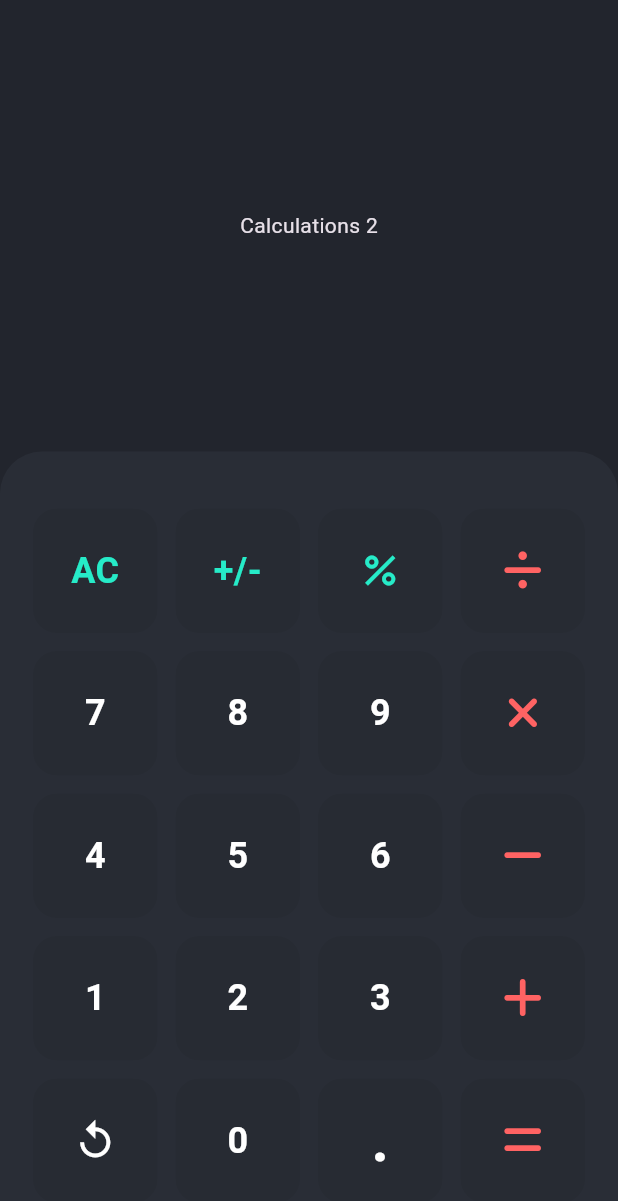
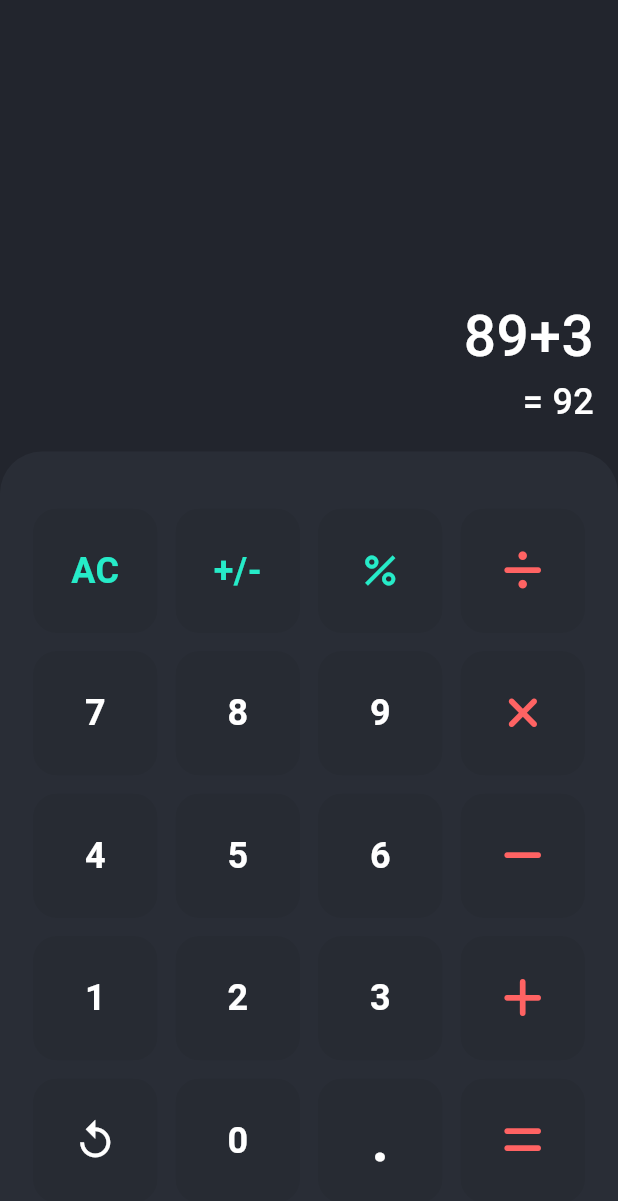
Before and after one commit to enix403/flutter-calculator, a Flutter app: the screen it shows after launch, after a tap on "AC", on a phone screen of 412 x 824 dp. Shown: the top 1201 px of the screen. Run offline on Flutter 3.47's test engine with Material 2 defaults, Android fonts, the phone set to English and light mode, and no system bars; our stand-ins replace font_awesome_flutter.

```diff
--- /dev/null
+++ b/lib/calculater_model.dart
@@ -0,0 +1,95 @@
+import 'dart:collection';
+
+import 'package:flutter/material.dart';
+//import 'package:provider/provider.dart';
+
+class CalculatorModel extends ChangeNotifier {
+  final List<Token> _tokens = [];
+
+  UnmodifiableListView<Token> get tokens => UnmodifiableListView(_tokens);
+
+  void onDigit(int value) {
+    print("CalculatorModel::onDigit(${value})");
+    var tail = _tokens.lastOrNull;
+
+    if (tail == null || tail is OperatorToken) {
+      _tokens.add(IncompleteValueToken(value));
+    } else {
+      var incomplete = tail as IncompleteValueToken;
+      incomplete.append(value);
+    }
+
+    this.notifyListeners();
+  }
+
+  void onOperator(Operator op) {
+    print("CalculatorModel::onOperator(${op.symbol})");
+    if (_tokens.length == 0)
+      // An expression cannot start with an operator.
+      return;
+
+    if (_tokens.last is OperatorToken) {
+      // Replace the existing operator with this
+      _tokens.last = OperatorToken(op);
+    } else if (_tokens.last is IncompleteValueToken) {
+      _tokens.last =
+          ValueToken((_tokens.last as IncompleteValueToken).toCompleteValue());
+      _tokens.add(OperatorToken(op));
+    } else {
+      return;
+    }
+
+    this.notifyListeners();
+  }
+
+  void reset() {
+    print("CalculatorModel::reset()");
+    _tokens.clear();
+    this.notifyListeners();
+  }
+}
+
+abstract class Token {
+  Key makeKey() => ObjectKey(this);
+}
+
+class ValueToken extends Token {
+  final int value;
+
+  ValueToken(this.value);
+}
+
+class Operator {
+  final String symbol;
+  final int precedence;
+
+  Operator._(this.symbol, this.precedence);
+
+  static Operator get add => Operator._("+", 1);
+  static Operator get sub => Operator._("-", 1);
+  static Operator get mul => Operator._("x", 1);
+  static Operator get div => Operator._("/", 1);
+}
+
+class OperatorToken extends Token {
+  final Operator op;
+
+  OperatorToken(this.op);
+}
+
+class IncompleteValueToken extends Token {
+  String _input;
+
+  IncompleteValueToken([int? digit]) : this._input = digit?.toString() ?? "";
+
+  void append(int digit) {
+    _input += digit.toString();
+  }
+
+  int toCompleteValue() {
+    return 0;
+  }
+
+  @override
+  Key makeKey() => ValueKey(_input);
+}
--- a/lib/home_page.dart
+++ b/lib/home_page.dart
@@ -1,6 +1,7 @@
 // ignore_for_file: prefer_const_constructors
 import 'package:flutter/material.dart';
 
+import 'result_view/result_view.dart';
 import 'keyboard/keyboard.dart';
 
 class HomePage extends StatefulWidget {
@@ -11,15 +12,17 @@ class HomePage extends StatefulWidget {
 class _HomePageState extends State<HomePage> {
   @override
   Widget build(BuildContext context) {
-    return Scaffold(
+    return SafeArea(
+      child: Scaffold(
         body: Container(
           color: Color(0xFF22252D),
           width: double.infinity,
           child: Column(
             children: [
-            _Calculations(),
+              Expanded(child: ResultView()),
               Keyboard(),
             ],
+          ),
         ),
       ),
     );
--- a/lib/keyboard/button.dart
+++ b/lib/keyboard/button.dart
@@ -4,8 +4,9 @@ import 'package:flutter/material.dart';
 
 class KeyboardButton extends StatelessWidget {
   final Widget child;
+  final VoidCallback? onTap;
 
-  const KeyboardButton({super.key, required this.child});
+  const KeyboardButton({super.key, required this.child, this.onTap});
 
   @override
   Widget build(BuildContext context) {
@@ -25,7 +26,9 @@ class KeyboardButton extends StatelessWidget {
 
   InkWell buildInkWell() {
     return InkWell(
-      onTap: () {},
+      onTap: () {
+        onTap?.call();
+      },
       customBorder: RoundedRectangleBorder(
         borderRadius: BorderRadius.circular(16.0),
       ),
--- a/lib/main.dart
+++ b/lib/main.dart
@@ -2,7 +2,9 @@
 
 import 'package:flutter/material.dart';
 import 'package:flutter/services.dart';
+import 'package:provider/provider.dart';
 
+import 'calculater_model.dart';
 import 'home_page.dart';
 
 void main() {
@@ -15,13 +17,16 @@ class MyApp extends StatelessWidget {
   // This widget is the root of your application.
   @override
   Widget build(BuildContext context) {
-
     SystemChrome.setPreferredOrientations([
       DeviceOrientation.portraitUp,
       DeviceOrientation.portraitDown,
     ]);
 
-    return MaterialApp(
+    return MultiProvider(
+      providers: [
+        ChangeNotifierProvider(create: (context) => CalculatorModel()),
+      ],
+      child: MaterialApp(
         title: 'Flutter Demo',
         debugShowCheckedModeBanner: false,
         theme: ThemeData(
@@ -33,6 +38,7 @@ class MyApp extends StatelessWidget {
           useMaterial3: true,
         ),
         home: HomePage(),
+      ),
     );
   }
 }
--- /dev/null
+++ b/lib/result_view/result_view.dart
@@ -0,0 +1,50 @@
+// ignore_for_file: prefer_const_constructors
+import 'package:flutter/material.dart';
+
+enum ResultStatus { Null, UserInput, Answer }
+
+class ResultView extends StatelessWidget {
+  final largeText = TextStyle(
+      fontWeight: FontWeight.w500, color: Colors.white, fontSize: 38.0);
+
+  final smallText = TextStyle(
+      fontWeight: FontWeight.w500, color: Colors.white, fontSize: 24.0);
+
+  @override
+  Widget build(BuildContext context) {
+    return Container(
+      padding: EdgeInsets.all(16.0),
+      alignment: Alignment.bottomRight,
+      child: Column(
+        crossAxisAlignment: CrossAxisAlignment.end,
+        mainAxisSize: MainAxisSize.min,
+        children: [
+          Text(
+            "89+3",
+            style: largeText,
+          ),
+          Text(
+            "= 92",
+            style: smallText,
+          ),
+        ],
+      ),
+    );
+  }
+}
+
+
+/*
+
+null input:
+  0
+
+some input:
+  <user input>
+  = <small answer preview>
+
+answer:
+  <small user orignal input>
+  = <answer>
+
+*/
--- a/pubspec.yaml
+++ b/pubspec.yaml
@@ -37,6 +37,7 @@ dependencies:
   cupertino_icons: ^1.0.2
 
   font_awesome_flutter: 10.5.0
+  provider: ^6.0.5
 
 dev_dependencies:
   flutter_test:
```
Also changed, not shown: lib/keyboard/keyboard.dart (+20 -0 lines), pubspec.lock. Lines whose indentation alone changed are shown as unchanged.
